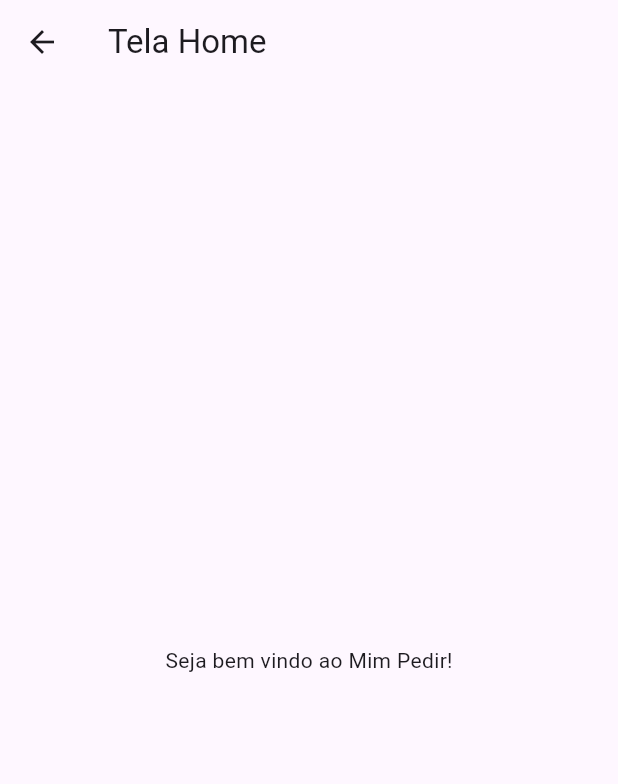
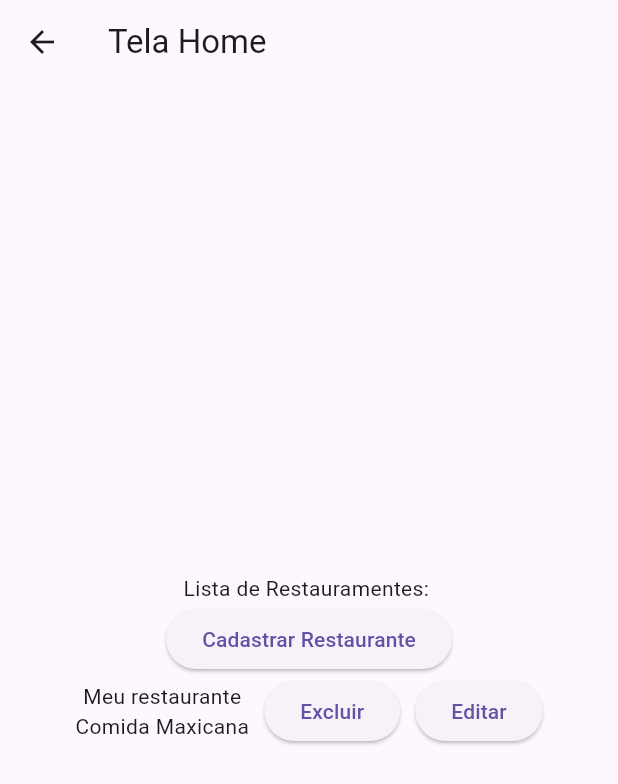
Before and after one commit to Vitor-lisboa/mimpedir, a Flutter app: the TelaHome screen opened directly, on a phone screen of 412 x 824 dp. Shown: the top 784 px of the screen. Run offline on Flutter 3.47's test engine with Material 3 defaults, Android fonts, the phone set to English and light mode, and no system bars; our stand-ins replace sqflite; accounts and stored records are empty.

Commit message:
colocamos a tela cadastrar restaurante, e mexemos no tela home.

```diff
--- a/lib/tela_home.dart
+++ b/lib/tela_home.dart
@@ -1,4 +1,5 @@
 import 'package:flutter/material.dart';
+import 'package:mimpedir/tela_cad_restaurante.dart';
 
 class  TelaHome extends StatelessWidget{
   TelaHome({super.key});
@@ -7,9 +8,34 @@ class  TelaHome extends StatelessWidget{
   Widget build(BuildContext context) {
     return Scaffold(
       appBar: AppBar(title: const Text('Tela Home')),
-      body: Center(
-        child: Text('Seja bem vindo ao Mim Pedir!'),
+      body: Padding(padding: const EdgeInsets.all(20),
+        child: Column(
+            mainAxisAlignment: MainAxisAlignment.center,
+            children: [
+              Text("Lista de Restauramentes: "),
+              ElevatedButton(onPressed: (){
+                Navigator.push(context, MaterialPageRoute(builder: (context) => TelaCadRestaurante()));
+              }, child: Text("Cadastrar Restaurante")),
+              Row(
+                mainAxisAlignment: MainAxisAlignment.center,
+                children:
+                [
+                  Column(
+                    children: [
+                      Text("Meu restaurante"),
+                      Text("Comida Maxicana")
+                    ],
+                  ),
+                  SizedBox(width: 10),
+                  ElevatedButton(onPressed: (){}, child: Text("Excluir")),
+                  SizedBox(width: 10),
+                  ElevatedButton(onPressed: (){}, child: Text("Editar")),
+
+                ],
+              ),
+            ],
       ),
+    ),
     );
-  }
 }
+}
```
Also changed, not shown: lib/tela_cad_restaurante.dart (added, +45 -0 lines).
